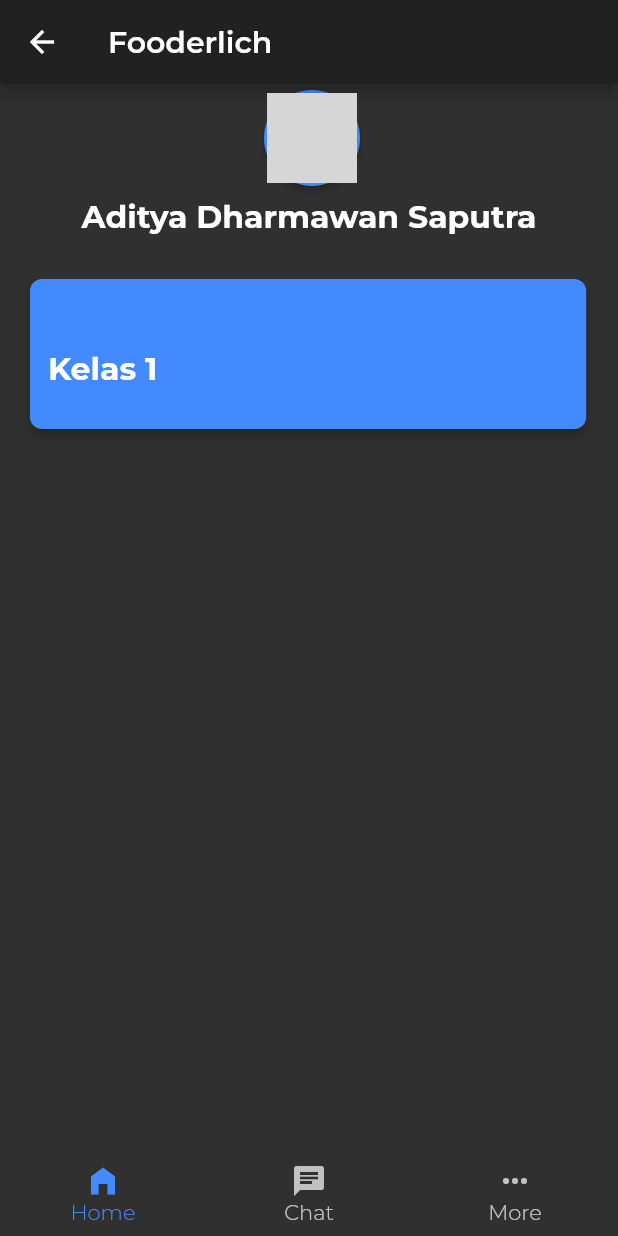
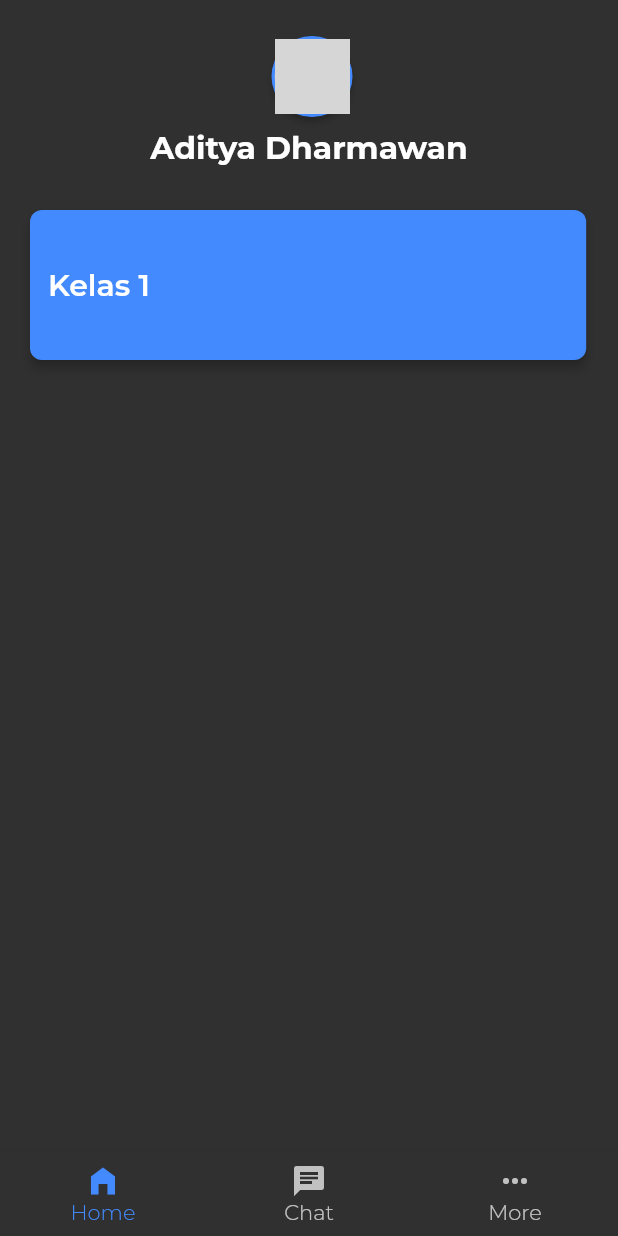
Before and after one commit to khad1r/kelas_baca, a Flutter app: the TeacherApp screen opened directly, on a phone screen of 412 x 824 dp. Run offline on Flutter 3.47's test engine with Material 2 defaults, Android fonts, the light colour scheme and no system bars; drawn by our look-alikes of flutter_profile_picture; our stand-ins replace google_fonts; grey boxes are pictures that could not be loaded.

Commit message:
update teacher

```diff
--- a/lib/screen/teacher/teacher.dart
+++ b/lib/screen/teacher/teacher.dart
@@ -30,11 +30,6 @@ class _TeacherAppState extends State<TeacherApp> {
   @override
   Widget build(BuildContext context) {
     return Scaffold(
-      appBar: AppBar(
-        title: Text('Fooderlich',
-            // 2
-            style: Theme.of(context).textTheme.headline6),
-      ),
       body: pages[_selectedIndex],
       // 4
       bottomNavigationBar: BottomNavigationBar(
--- a/lib/screen/teacher/teacher_chat.dart
+++ b/lib/screen/teacher/teacher_chat.dart
@@ -60,7 +60,7 @@ class teacherChat extends StatelessWidget {
           // 4
           image: DecorationImage(
             // 5
-            image: AssetImage('assets/image_03.jpg'),
+            image: AssetImage('assets/images/image_03.jpg'),
             // 6
             fit: BoxFit.cover,
           ),
--- a/lib/screen/teacher/teacher_home.dart
+++ b/lib/screen/teacher/teacher_home.dart
@@ -11,7 +11,7 @@ class teacherHome extends StatelessWidget {
       mainAxisSize: MainAxisSize.max,
       children: [
         Padding(
-          padding: EdgeInsetsDirectional.fromSTEB(20, 0, 16, 0),
+          padding: EdgeInsetsDirectional.fromSTEB(20, 20, 16, 0),
           child: Card(
             clipBehavior: Clip.antiAliasWithSaveLayer,
             color: Colors.blueAccent,
@@ -22,16 +22,16 @@ class teacherHome extends StatelessWidget {
             child: Padding(
               padding: EdgeInsetsDirectional.fromSTEB(2, 2, 2, 2),
               child: Container(
-                width: 60,
-                height: 60,
+                width: 50,
+                height: 50,
                 clipBehavior: Clip.antiAlias,
                 decoration: BoxDecoration(
                   shape: BoxShape.circle,
                 ),
                 child: ProfilePicture(
-                  name: 'Aditya Dharmawan Saputra',
-                  radius: 31,
-                  fontsize: 21,
+                  name: 'Aditya Dharmawan',
+                  radius: 14,
+                  fontsize: 12,
                 ),
               ),
             ),
@@ -41,7 +41,7 @@ class teacherHome extends StatelessWidget {
           padding: EdgeInsetsDirectional.fromSTEB(20, 0, 20, 0),
           child: Padding(
             padding: EdgeInsetsDirectional.fromSTEB(0, 4, 0, 0),
-            child: Text("Aditya Dharmawan Saputra",
+            child: Text("Aditya Dharmawan",
                 style: Theme.of(context).textTheme.headline2),
           ),
         ),
@@ -74,7 +74,7 @@ class teacherHome extends StatelessWidget {
                           ),
                           child: Padding(
                             padding:
-                                EdgeInsetsDirectional.fromSTEB(12, 20, 12, 0),
+                                EdgeInsetsDirectional.fromSTEB(12, 0, 12, 0),
                             child: Column(
                               mainAxisSize: MainAxisSize.max,
                               mainAxisAlignment: MainAxisAlignment.center,
@@ -83,7 +83,7 @@ class teacherHome extends StatelessWidget {
                                 Text(
                                   'Kelas 1',
                                   textAlign: TextAlign.start,
-                                  style: Theme.of(context).textTheme.headline2,
+                                  style: Theme.of(context).textTheme.headline6,
                                 ),
                                 // Expanded(
                                 //   child: Padding(
--- a/lib/screen/teacher/teacher_more.dart
+++ b/lib/screen/teacher/teacher_more.dart
@@ -60,7 +60,7 @@ class teacherMore extends StatelessWidget {
           // 4
           image: DecorationImage(
             // 5
-            image: AssetImage('assets/image_02.jpg'),
+            image: AssetImage('assets/images/image_02.jpg'),
             // 6
             fit: BoxFit.cover,
           ),
```
